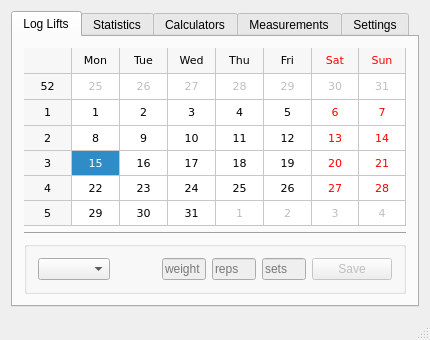
Qt form mainwindow.ui (krille0x7c2/LiftLog) before a commit.
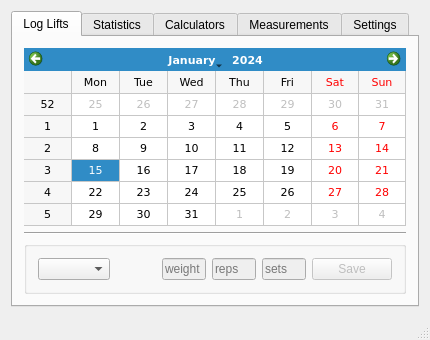
The same form after that commit.

Commit message: revert chart update

```diff
--- a/mainwindow.ui
+++ b/mainwindow.ui
@@ -49,7 +49,7 @@
            <bool>true</bool>
           </property>
           <property name="navigationBarVisible">
-           <bool>false</bool>
+           <bool>true</bool>
           </property>
          </widget>
         </item>
```
The commit also changes 2 other files.
